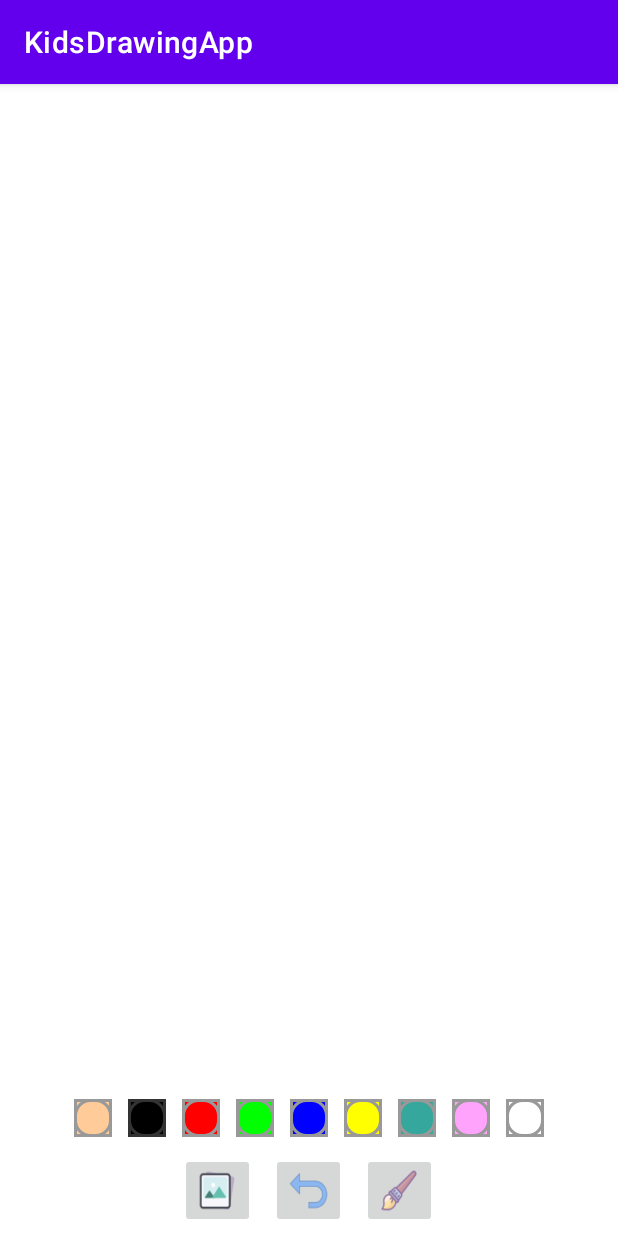
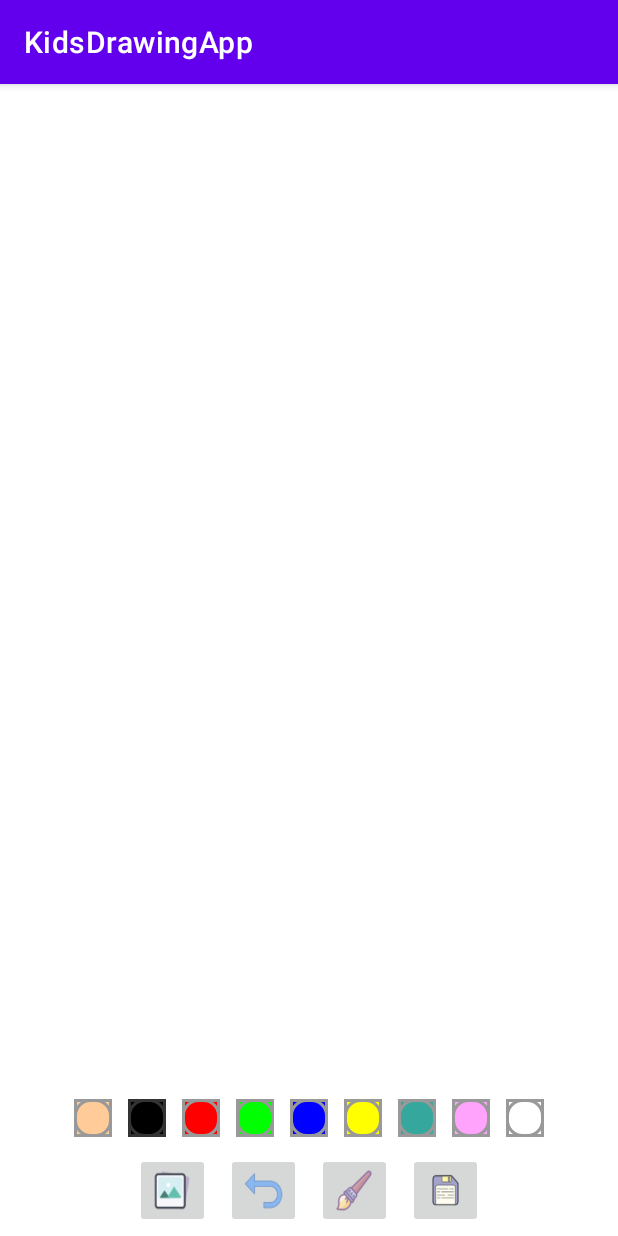
Before and after one commit to Jakarin-Jojo/KidsDrawingApp, an Android app: the screen it shows after launch (MainActivity), on a phone screen of 412 x 824 dp. Run offline under Robolectric (Android 15) with nearby library versions, the phone set to English and light mode, and no system bars.

```diff
--- a/app/src/main/res/layout/activity_main.xml
+++ b/app/src/main/res/layout/activity_main.xml
@@ -164,6 +164,15 @@
             android:src="@drawable/ic_brush"
             android:scaleType="fitXY"
             />
+
+        <ImageButton
+            android:id="@+id/ib_save"
+            android:layout_width="50dp"
+            android:layout_height="50dp"
+            android:layout_margin="5dp"
+            android:src="@drawable/ic_save"
+            android:scaleType="fitXY"
+            />
     </LinearLayout>
 
 
--- /dev/null
+++ b/app/src/main/res/xml/path.xml
@@ -0,0 +1,6 @@
+<?xml version="1.0" encoding="utf-8"?>
+<paths xmlns:android="http://schemas.android.com/apk/res/android">
+    <external-path
+        name="captured"
+        path="Android/data/eu.tutorials.kidsdrawingapp/files"/>
+</paths>
```
Also changed, not shown: app/src/main/AndroidManifest.xml (+11 -1 lines), app/src/main/java/eu/tutorials/kidsdrawingapp/MainActivity.kt (+17 -0 lines), app/src/main/res/drawable/ic_save.png (added).
